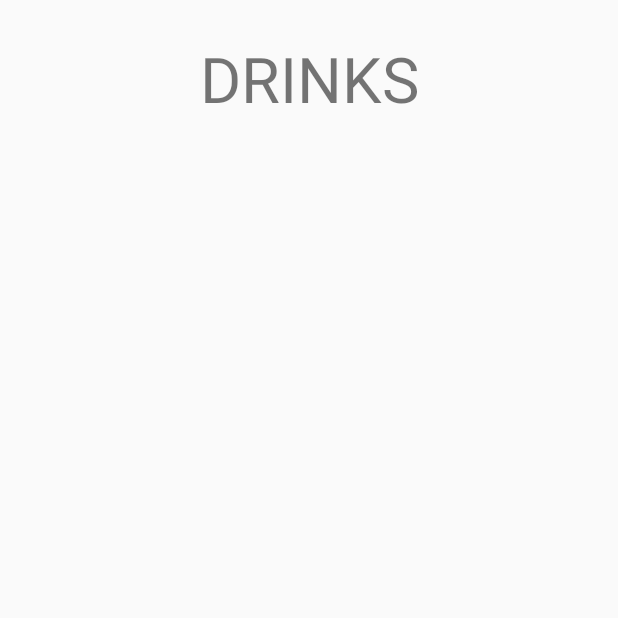
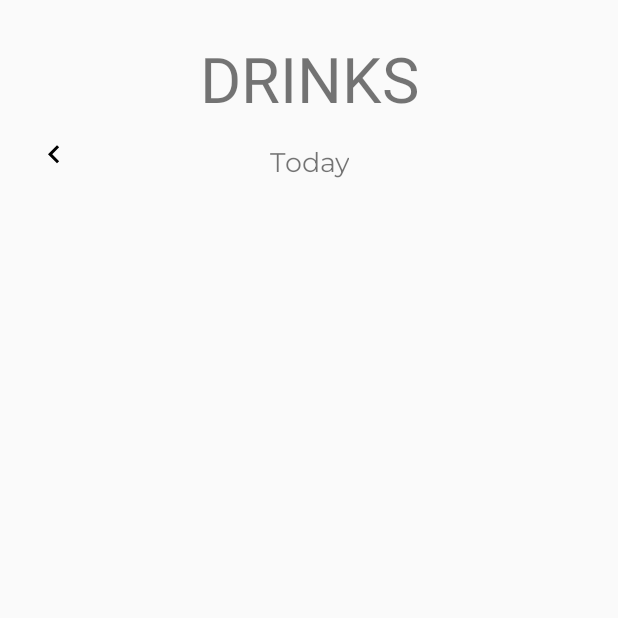
Before and after one commit to EmmaBorkent/DrinkWater, an Android app: the screen it shows after launch (MainActivity), item 2 of the bottom bar chosen, on a phone screen of 412 x 824 dp, the top half of it. Run offline under Robolectric (Android 15) with nearby library versions, the phone set to English and light mode, and no system bars; Roboto replaces fonts that are not available here; 8 statements that could not run were skipped.

Commit message:
Drinks Fragment now shows today, yesterday or a date before, no further functionality applied

```diff
--- a/app/src/main/java/com/ishiki/mizuwodrinkwater/activities/MainActivity.kt
+++ b/app/src/main/java/com/ishiki/mizuwodrinkwater/activities/MainActivity.kt
@@ -2,6 +2,7 @@ package com.ishiki.mizuwodrinkwater.activities
 
 import android.content.Intent
 import android.os.Bundle
+import android.util.Log
 import android.widget.Toast
 import androidx.appcompat.app.AppCompatActivity
 import com.google.android.material.bottomnavigation.BottomNavigationView
@@ -10,11 +11,15 @@ import com.ishiki.mizuwodrinkwater.fragments.DrinksFragment
 import com.ishiki.mizuwodrinkwater.fragments.GlassesFragment
 import com.ishiki.mizuwodrinkwater.fragments.GoalFragment
 import com.ishiki.mizuwodrinkwater.fragments.HomeFragment
+import com.ishiki.mizuwodrinkwater.model.Drinks
 import com.ishiki.mizuwodrinkwater.services.DrinksDatabaseHandler
 import com.ishiki.mizuwodrinkwater.services.EXTRA_CHECK
 import com.ishiki.mizuwodrinkwater.services.EXTRA_GLASS
 import com.ishiki.mizuwodrinkwater.services.EXTRA_VOLUME
 import kotlinx.android.synthetic.main.activity_main.*
+import java.text.DateFormat
+import java.time.LocalDateTime
+import java.util.*
 
 class MainActivity : AppCompatActivity() {
 
--- a/app/src/main/java/com/ishiki/mizuwodrinkwater/fragments/DrinksFragment.kt
+++ b/app/src/main/java/com/ishiki/mizuwodrinkwater/fragments/DrinksFragment.kt
@@ -1,5 +1,6 @@
 package com.ishiki.mizuwodrinkwater.fragments
 
+import android.annotation.SuppressLint
 import android.os.Bundle
 import android.util.Log
 import androidx.fragment.app.Fragment
@@ -13,12 +14,20 @@ import com.ishiki.mizuwodrinkwater.adapters.DrinksRecyclerAdapter
 import com.ishiki.mizuwodrinkwater.model.Drinks
 import com.ishiki.mizuwodrinkwater.services.DrinksDatabaseHandler
 import kotlinx.android.synthetic.main.fragment_drinks.*
+import java.text.DateFormat
+import java.text.SimpleDateFormat
+import java.time.LocalDate
+import java.time.LocalDateTime
+import java.util.*
+import java.util.concurrent.TimeUnit
+import kotlin.collections.ArrayList
 
 class DrinksFragment : Fragment() {
 
-    private lateinit var layoutManager: RecyclerView.LayoutManager
+    private lateinit var layoutManager: LinearLayoutManager
     private lateinit var adapter: DrinksRecyclerAdapter
     private lateinit var dbHandler: DrinksDatabaseHandler
+    private val date: Calendar = Calendar.getInstance()
 
     override fun onCreateView(
         inflater: LayoutInflater, container: ViewGroup?,
@@ -28,9 +37,30 @@ class DrinksFragment : Fragment() {
         return inflater.inflate(R.layout.fragment_drinks, container, false)
     }
 
+    @SuppressLint("NewApi")
     override fun onActivityCreated(savedInstanceState: Bundle?) {
         super.onActivityCreated(savedInstanceState)
         showItems()
+        checkTodayDate()
+
+        drinks_arrow_left.setOnClickListener {
+            drinks_arrow_right.visibility = View.VISIBLE
+
+            date.add(Calendar.DAY_OF_YEAR, -1)
+            val showHumanDate = Drinks().showHumanDate(date.timeInMillis)
+            drinks_text_day.text = showHumanDate
+
+            checkYesterdayDate()
+        }
+
+        drinks_arrow_right.setOnClickListener {
+            date.add(Calendar.DAY_OF_YEAR, 1)
+            val showHumanDate = Drinks().showHumanDate(date.timeInMillis)
+            drinks_text_day.text = showHumanDate
+
+            checkTodayDate()
+            checkYesterdayDate()
+        }
     }
 
     private fun showItems() {
@@ -43,23 +73,10 @@ class DrinksFragment : Fragment() {
         layoutManager = LinearLayoutManager(context!!.applicationContext)
         drinks_recyclerview.layoutManager = layoutManager
 
-//        adapter = DrinksRecyclerAdapter(drinksList, context!!.applicationContext, object : DrinksRecyclerAdapter.OnItemClickListenerGlassesAdapter {
-//            override fun onItemClick(adapter: DrinksRecyclerAdapter) {
-//                adapter.notifyDataSetChanged()
-//            }
-//        })
-
         adapter = DrinksRecyclerAdapter(drinksList, context!!.applicationContext) { item,
                                                                                     position ->
             Log.d("adapter", "the item ${item.image} has position $position")
         }
-//        adapter = DrinksRecyclerAdapter(drinksList, context!!.applicationContext)
-//        adapter = DrinksRecyclerAdapter(drinksList, context!!.applicationContext, object : DrinksRecyclerAdapter.OnItemClickListenerGlassesAdapter {
-//            override fun onItemClick() {
-//                mainTextDailyTotal.text = dailyTotal.toString()
-//            }
-//        })
-
         drinks_recyclerview.adapter = adapter
 
         databaseDrinks = dbHandler.readAllDrinks()
@@ -77,7 +94,40 @@ class DrinksFragment : Fragment() {
         adapter.notifyDataSetChanged()
     }
 
-    private fun saveToDatabase(drinks: Drinks) {
-        dbHandler.createDrink(drinks)
+    private fun checkTodayDate() {
+        val showHumanDate = Drinks().showHumanDate(date.timeInMillis)
+        val currentDate = Calendar.getInstance()
+        val humanDate = Drinks().showHumanDate(currentDate.timeInMillis)
+        if (showHumanDate == humanDate) {
+            drinks_arrow_right.visibility = View.INVISIBLE
+            drinks_text_day.text = getString(R.string.drinks_today)
+        }
     }
+
+    private fun checkYesterdayDate() {
+        val showHumanDate = Drinks().showHumanDate(date.timeInMillis)
+        val currentDate = Calendar.getInstance()
+        currentDate.add(Calendar.DAY_OF_YEAR, -1)
+        val humanDate = Drinks().showHumanDate(currentDate.timeInMillis)
+        if (showHumanDate == humanDate) {
+            drinks_text_day.text = getString(R.string.drinks_yesterday)
+        }
+    }
+
+//    private fun saveToDatabase(drinks: Drinks) {
+//        dbHandler.createDrink(drinks)
+//    }
+
+//    private fun date() {
+//
+//        val today = System.currentTimeMillis()
+//        val showHumanDateToday = Drinks().showHumanDate(today)
+//        Log.d("DrinksFragment", "Current time $showHumanDateToday")
+//
+//        val twoDaysAgo = Calendar.getInstance()
+//        twoDaysAgo.add(Calendar.DAY_OF_YEAR, -2)
+//        val showHumanDateTwoDaysAgo = Drinks().showHumanDate(twoDaysAgo.timeInMillis)
+//        Log.d("DrinksFragment", "Two days ago $showHumanDateTwoDaysAgo")
+//
+//    }
 }
--- a/app/src/main/java/com/ishiki/mizuwodrinkwater/fragments/HomeFragment.kt
+++ b/app/src/main/java/com/ishiki/mizuwodrinkwater/fragments/HomeFragment.kt
@@ -1,36 +1,18 @@
 package com.ishiki.mizuwodrinkwater.fragments
 
-import android.app.Dialog
 import android.os.Bundle
-import android.util.Log
 import android.view.LayoutInflater
 import android.view.View
 import android.view.ViewGroup
-import android.view.WindowManager
-import android.widget.ImageButton
 import android.widget.Toast
 import androidx.fragment.app.Fragment
-import androidx.recyclerview.widget.LinearLayoutManager
-import androidx.recyclerview.widget.RecyclerView
 import com.ishiki.mizuwodrinkwater.R
-import com.ishiki.mizuwodrinkwater.activities.MainActivity
-import com.ishiki.mizuwodrinkwater.adapters.DrinksDialogRecyclerAdapter
 import com.ishiki.mizuwodrinkwater.model.Glasses
-import com.ishiki.mizuwodrinkwater.unused.DataSetChanged
 import com.ishiki.mizuwodrinkwater.services.ClickListenerDrinkDialog
 import com.ishiki.mizuwodrinkwater.services.OnItemClickListenerGlassesAdapter
-import kotlinx.android.synthetic.main.fragment_home.*
+import com.ishiki.mizuwodrinkwater.unused.DataSetChanged
 
-class HomeFragment : Fragment(), OnItemClickListenerGlassesAdapter,
-    DataSetChanged,
-    ClickListenerDrinkDialog {
-    override fun onItemClickedAddDrink(glass: Glasses, position: Int) {
-
-    }
-
-    override fun onDataSetChanged() {
-
-    }
+class HomeFragment : Fragment(), OnItemClickListenerGlassesAdapter {
 
     override fun onItemClicked(glass: Glasses, position: Int, dataSetChanged: DataSetChanged) {
         Glasses.readGlass(position)
@@ -50,9 +32,6 @@ class HomeFragment : Fragment(), OnItemClickListenerGlassesAdapter,
 
     override fun onCreate(savedInstanceState: Bundle?) {
         super.onCreate(savedInstanceState)
-
-
-
 
 //        DrinksToday.sharedPreferences = this.getSharedPreferences("com.ishiki.mizuwodrinkwater", 0)
 //        DrinksToday.goal = DrinksToday.sharedPreferences!!.getInt(DAILY_GOAL, DrinksToday.goal)
@@ -127,24 +106,10 @@ class HomeFragment : Fragment(), OnItemClickListenerGlassesAdapter,
 //        }
     }
 
-    override fun onViewCreated(view: View, savedInstanceState: Bundle?) {
-        super.onViewCreated(view, savedInstanceState)
-
-
-
-//        val builder = Dialog(context!!)
-//        builder.setContentView(R.layout.popup_edit_glass)
-//        builder.setContentView(R.layout.popup_add_drink)
-    }
-
     override fun onActivityCreated(savedInstanceState: Bundle?) {
         super.onActivityCreated(savedInstanceState)
 
 
-//        layoutManager = LinearLayoutManager(this.context)
-//        popup_add_drink_recycler_view.layoutManager = layoutManager
-//        adapter = DrinksDialogRecyclerAdapter(DrinkTypes.glasses, this.context!!)
-//        popup_add_drink_recycler_view.adapter = adapter
     }
 
 //    fun createAddDrinkDialog() {
@@ -174,15 +139,6 @@ class HomeFragment : Fragment(), OnItemClickListenerGlassesAdapter,
 //        }
 //    }
 
-    fun addDrink() {
-        // Create a drink
-//        val createDrink = Drinks("water02", 500)
-//        createDrink.image =
-//        createDrink.volume =
-//        saveToDatabase(createDrink)
-//        adapter.notifyDataSetChanged()
-    }
-
 //    private fun createPopup() {
 //        val view = layoutInflater.inflate(R.layout.popup_edit_glass, null)
 ////        val drinkImage = view.popupGlassImage
--- a/app/src/main/res/layout/fragment_drinks.xml
+++ b/app/src/main/res/layout/fragment_drinks.xml
@@ -26,12 +26,52 @@
             android:textAlignment="center"
         />
 
+        <TextView
+                android:id="@+id/drinks_text_day"
+                android:text="@string/drinks_today"
+                android:fontFamily="@font/montserrat"
+                android:textSize="18sp"
+                android:layout_width="wrap_content"
+                android:layout_height="wrap_content"
+                android:textAlignment="center"
+                android:layout_margin="16dp"
+                app:layout_constraintTop_toBottomOf="@+id/drinks_title"
+                app:layout_constraintStart_toStartOf="parent"
+                app:layout_constraintEnd_toEndOf="parent"/>
+
+        <ImageButton
+                android:id="@+id/drinks_arrow_left"
+                android:layout_width="40dp"
+                android:layout_height="40dp"
+                app:srcCompat="@drawable/ic_keyboard_arrow_left"
+                style="@style/Widget.AppCompat.Button.Borderless"
+                android:layout_marginStart="16dp"
+                android:layout_marginEnd="8dp"
+                app:layout_constraintBottom_toTopOf="@+id/drinks_recyclerview"
+                app:layout_constraintStart_toStartOf="parent"
+                android:contentDescription="@string/custom_left"
+                />
+
+
+        <ImageButton
+                android:id="@+id/drinks_arrow_right"
+                android:layout_width="40dp"
+                android:layout_height="40dp"
+                app:srcCompat="@drawable/ic_keyboard_arrow_right"
+                style="@style/Widget.AppCompat.Button.Borderless"
+                android:layout_marginStart="8dp"
+                android:layout_marginEnd="16dp"
+                app:layout_constraintEnd_toEndOf="parent"
+                app:layout_constraintBottom_toTopOf="@+id/drinks_recyclerview"
+                android:contentDescription="@string/custom_right"
+                />
+
         <androidx.recyclerview.widget.RecyclerView
             android:id="@+id/drinks_recyclerview"
             android:layout_width="match_parent"
             android:layout_height="0dp"
 
-            app:layout_constraintTop_toBottomOf="@id/drinks_title"
+            app:layout_constraintTop_toBottomOf="@+id/drinks_text_day"
             app:layout_constraintStart_toStartOf="parent"
             app:layout_constraintEnd_toEndOf="parent"
             app:layout_constraintBottom_toBottomOf="parent"
--- a/app/src/main/res/values/strings.xml
+++ b/app/src/main/res/values/strings.xml
@@ -30,6 +30,8 @@
 
     // Drinks Fragment
     <string name="history_title">Drinks</string>
+    <string name="drinks_today">Today</string>
+    <string name="drinks_yesterday">Yesterday</string>
 
     // Goal Fragment
     <string name="goal_title">Goal</string>
```
